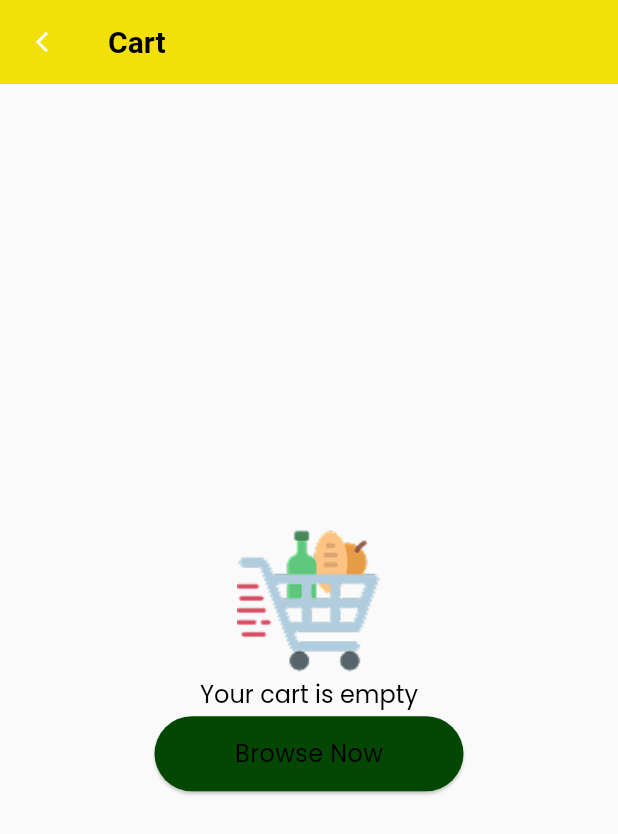
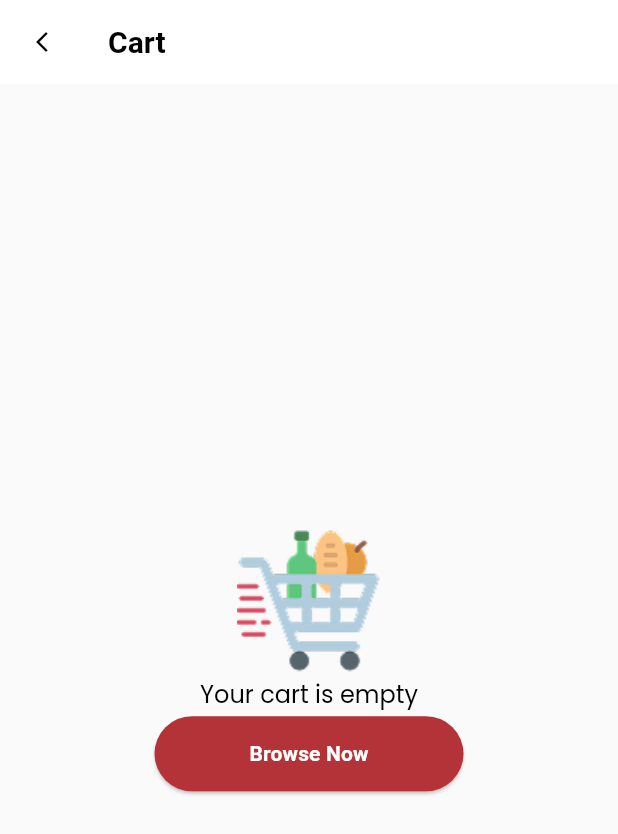
Before and after one commit to Marveltechapps/sodudkuapp, a Flutter app: the CartScreen screen opened directly, on a phone screen of 412 x 824 dp. Shown: the top 834 px of the screen. Run offline on Flutter 3.47's test engine with Material 3 defaults, Android fonts, the phone set to English and light mode, and no system bars; our stand-ins replace cached_network_image, carousel_slider, equatable, flutter_bloc, flutter_rating, flutter_svg and 7 more; missing offline and left inert: overlay_loader_with_app_icon; accounts and stored records are empty; network calls fail; project files that could hold a hidden picture were left out.

Commit message:
color changed

```diff
--- a/lib/presentation/cart/cart_screen.dart
+++ b/lib/presentation/cart/cart_screen.dart
@@ -290,7 +290,7 @@ class CartScreen extends StatelessWidget {
             appIcon: Image.asset(loadGif, fit: BoxFit.fill),
             child: Scaffold(
               appBar: AppBar(
-                backgroundColor: appColor,
+                backgroundColor: whitecolor,
                 leading: IconButton(
                   onPressed: () {
                     // Navigator.pop(context);
@@ -308,7 +308,7 @@ class CartScreen extends StatelessWidget {
                   },
                   icon: Icon(
                     Icons.arrow_back_ios_new,
-                    color: whitecolor,
+                    //  color: whitecolor,
                     size: 16,
                   ),
                 ),
@@ -327,7 +327,7 @@ class CartScreen extends StatelessWidget {
                               vertical: 5,
                             ),
                             decoration: BoxDecoration(
-                              color: Colors.white,
+                              color: appColor,
                               borderRadius: BorderRadius.circular(20),
                             ),
                             child: Text(
@@ -371,7 +371,7 @@ class CartScreen extends StatelessWidget {
                                 );
                               },
                               style: ElevatedButton.styleFrom(
-                                backgroundColor: const Color(0xFF034703),
+                                backgroundColor: secondryColor,
                                 shape: RoundedRectangleBorder(
                                   borderRadius: BorderRadius.circular(32),
                                 ),
@@ -379,7 +379,10 @@ class CartScreen extends StatelessWidget {
                               ),
                               child: Text(
                                 'Browse Now',
-                                style: Theme.of(context).textTheme.bodyMedium,
+                                style: TextStyle(
+                                  color: whitecolor,
+                                  fontWeight: FontWeight.bold,
+                                ),
                               ),
                             ),
                           ),
@@ -588,9 +591,7 @@ class CartScreen extends StatelessWidget {
                                                     ).size.width /
                                                     4,
                                                 decoration: BoxDecoration(
-                                                  color: const Color(
-                                                    0xFF326A32,
-                                                  ),
+                                                  color: secondryColor,
                                                   borderRadius:
                                                       BorderRadius.circular(20),
                                                 ),
@@ -643,9 +644,7 @@ class CartScreen extends StatelessWidget {
                                                                 .center,
                                                             style: GoogleFonts.poppins(
                                                               color:
-                                                                  const Color(
-                                                                    0xFF326A32,
-                                                                  ),
+                                                                  secondryColor,
                                                               fontSize: 14,
                                                               fontWeight:
                                                                   FontWeight
@@ -830,8 +829,7 @@ class CartScreen extends StatelessWidget {
                                                         color:
                                                             tipAmount ==
                                                                 value.toString()
-                                                            ? DeliveryTipStyles
-                                                                  .lightGreen
+                                                            ? otherColor
                                                             : Colors.white,
                                                         borderRadius:
                                                             BorderRadius.circular(
@@ -842,7 +840,7 @@ class CartScreen extends StatelessWidget {
                                                               tipAmount ==
                                                                   value
                                                                       .toString()
-                                                              ? appColor
+                                                              ? secondryColor
                                                               : DeliveryTipStyles
                                                                     .borderGrey,
                                                         ),
@@ -960,7 +958,7 @@ class CartScreen extends StatelessWidget {
                                                   0,
                                                 ),
                                                 decoration: BoxDecoration(
-                                                  color: appColor,
+                                                  color: secondryColor,
                                                   borderRadius:
                                                       BorderRadius.circular(18),
                                                 ),
@@ -1729,14 +1727,14 @@ class CartScreen extends StatelessWidget {
                                           children: [
                                             Icon(
                                               Icons.location_on_sharp,
-                                              color: appColor,
+                                              color: secondryColor,
                                               size: 15,
                                             ),
                                             Text(
                                               "Change",
                                               style: TextStyle(
                                                 fontSize: 14,
-                                                color: appColor,
+                                                color: secondryColor,
                                               ),
                                             ),
                                           ],
@@ -1788,7 +1786,7 @@ class CartScreen extends StatelessWidget {
                                       Navigator.pushNamed(context, '/payment');
                                     },
                                     style: ElevatedButton.styleFrom(
-                                      backgroundColor: const Color(0xFF034703),
+                                      backgroundColor: secondryColor,
                                       shape: RoundedRectangleBorder(
                                         borderRadius: BorderRadius.circular(32),
                                       ),
@@ -1799,9 +1797,10 @@ class CartScreen extends StatelessWidget {
                                     ),
                                     child: Text(
                                       'CONTINUE TO PAYMENT',
-                                      style: Theme.of(
-                                        context,
-                                      ).textTheme.bodyMedium,
+                                      style: TextStyle(
+                                        color: whitecolor,
+                                        fontWeight: FontWeight.bold,
+                                      ),
                                     ),
                                   ),
                                 ),
--- a/lib/presentation/coupon/screens/applying_coupon_screen.dart
+++ b/lib/presentation/coupon/screens/applying_coupon_screen.dart
@@ -34,12 +34,12 @@ class _ApplyingCouponScreenState extends State<ApplyingCouponScreen> {
     return Scaffold(
       backgroundColor: AppColors.backgroundColor,
       appBar: AppBar(
-        backgroundColor: appColor,
+        backgroundColor: whitecolor,
         leading: IconButton(
           onPressed: () {
             Navigator.pop(context);
           },
-          icon: Icon(Icons.arrow_back_ios_new, color: whitecolor, size: 16),
+          icon: Icon(Icons.arrow_back_ios_new, size: 16),
         ),
         elevation: 0,
         title: Text("Add Coupons"),
--- a/lib/presentation/home/home_screen.dart
+++ b/lib/presentation/home/home_screen.dart
@@ -102,7 +102,7 @@ class HomeScreen extends StatelessWidget {
               backgroundColor: const Color(0xFFFAFAFA),
               appBar: selectedIndex == 1 || selectedIndex == 2
                   ? AppBar(
-                      backgroundColor: appColor,
+                      backgroundColor: whitecolor,
                       leading: IconButton(
                         onPressed: () {
                           context.read<HomeBloc>().add(
@@ -111,7 +111,7 @@ class HomeScreen extends StatelessWidget {
                         },
                         icon: Icon(
                           Icons.arrow_back_ios_new,
-                          color: whitecolor,
+                          // color: whitecolor,
                           size: 16,
                         ),
                       ),
--- a/lib/presentation/widgets/success_dialog_widget.dart
+++ b/lib/presentation/widgets/success_dialog_widget.dart
@@ -44,7 +44,7 @@ void showSuccessDialog(
                 width: 150,
                 child: ElevatedButton(
                   style: ElevatedButton.styleFrom(
-                    backgroundColor: appColor,
+                    backgroundColor: secondryColor,
                     shape: RoundedRectangleBorder(
                       borderRadius: BorderRadius.circular(20),
                     ),
```
Also changed, not shown: lib/presentation/productdetails/product_details_screen.dart (+16 -26 lines).
